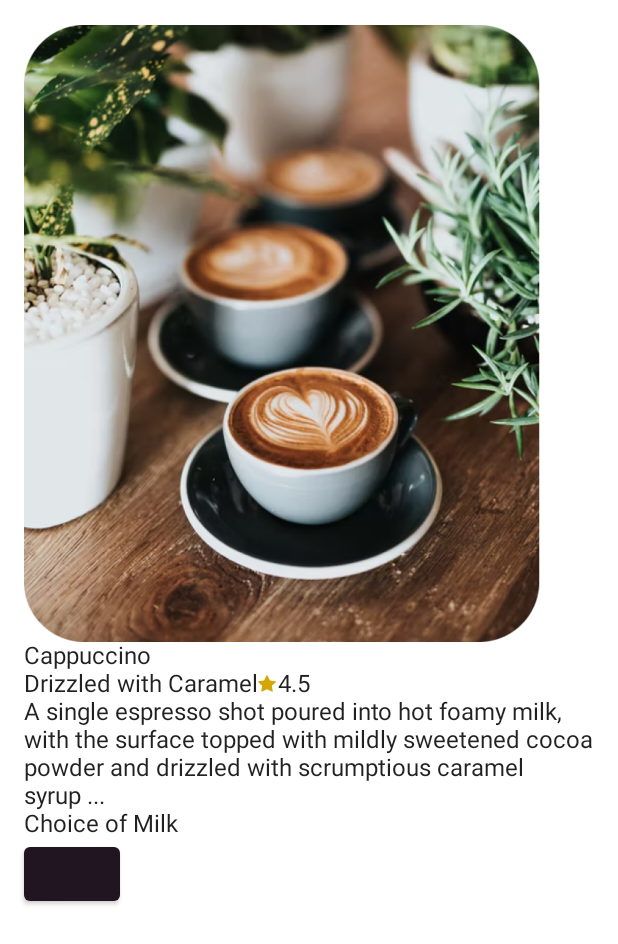
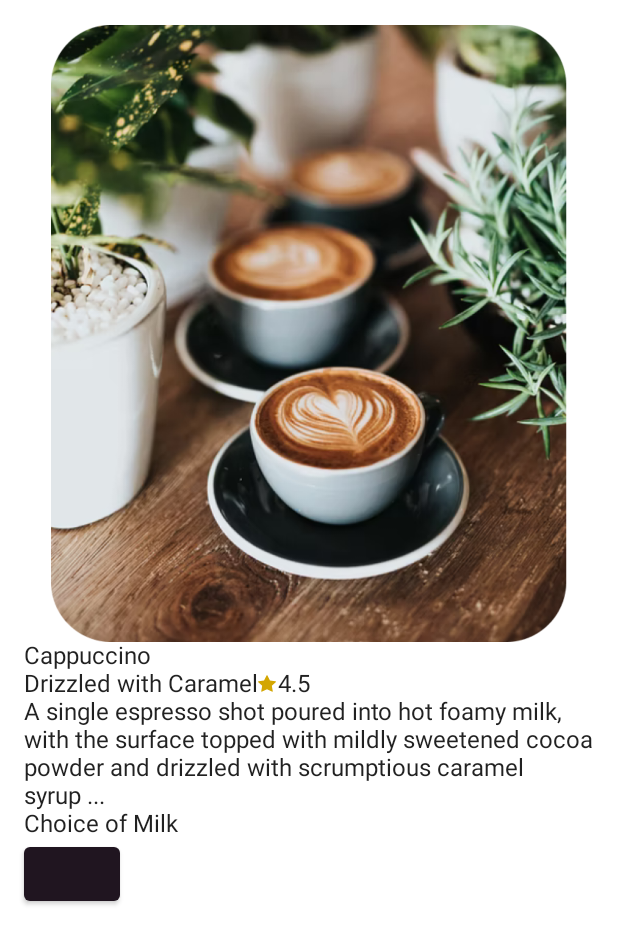
Before and after one commit to itzkou/koufee, an Android app built with Jetpack Compose: the screen it shows after launch (MainActivity), on a phone screen of 412 x 824 dp. Shown: the top 944 px of the screen. Run offline under Robolectric (Android 15) with nearby library versions, the phone set to English and light mode, and no system bars.

Commit message:
center image

```diff
--- a/app/src/main/java/com/example/koufee/MainActivity.kt
+++ b/app/src/main/java/com/example/koufee/MainActivity.kt
@@ -39,7 +39,7 @@ class MainActivity : ComponentActivity() {
 @Composable
 fun ItemCoffe(name: String) {
     val imCoffe: Painter = painterResource(R.drawable.ic_coffee)
-    val imStar = painterResource(id = R.drawable.ic_star)
+
 
     Column(
         modifier = Modifier.padding(16.dp)
@@ -50,19 +50,9 @@ fun ItemCoffe(name: String) {
             modifier = Modifier
                 .height(412.dp)
                 .width(344.dp)
+                .align(Alignment.CenterHorizontally)
         )
-
-        Text(text = "Cappuccino")
-        Row(verticalAlignment = Alignment.CenterVertically) {
-
-            Text(text = "Drizzled with Caramel")
-            Image(painter = imStar, contentDescription = "im_star" )
-            Text(text = "4.5")
-
-        }
-        Text(text = "A single espresso shot poured into hot foamy milk, with the surface topped with mildly sweetened cocoa powder and drizzled with scrumptious caramel syrup ...")
-
-        Text(text = "Choice of Milk")
+        TextArea()
 
         ButtonColor()
 
@@ -73,12 +63,29 @@ fun ItemCoffe(name: String) {
 }
 
 @Composable
+fun TextArea() {
+    val imStar = painterResource(id = R.drawable.ic_star)
+    Text(text = "Cappuccino")
+    Row(verticalAlignment = Alignment.CenterVertically) {
+
+        Text(text = "Drizzled with Caramel")
+        Image(painter = imStar, contentDescription = "im_star")
+        Text(text = "4.5")
+
+    }
+    Text(text = "A single espresso shot poured into hot foamy milk, with the surface topped with mildly sweetened cocoa powder and drizzled with scrumptious caramel syrup ...")
+
+    Text(text = "Choice of Milk")
+}
+
+@Composable
 fun ButtonColor() {
 
     val selected = remember { mutableStateOf(false) }
 
     Button(colors = ButtonDefaults.buttonColors(
-        backgroundColor = if (selected.value) Grege else Brownie),
+        backgroundColor = if (selected.value) Grege else Brownie
+    ),
         onClick = { selected.value = !selected.value }) {
 
     }
```
